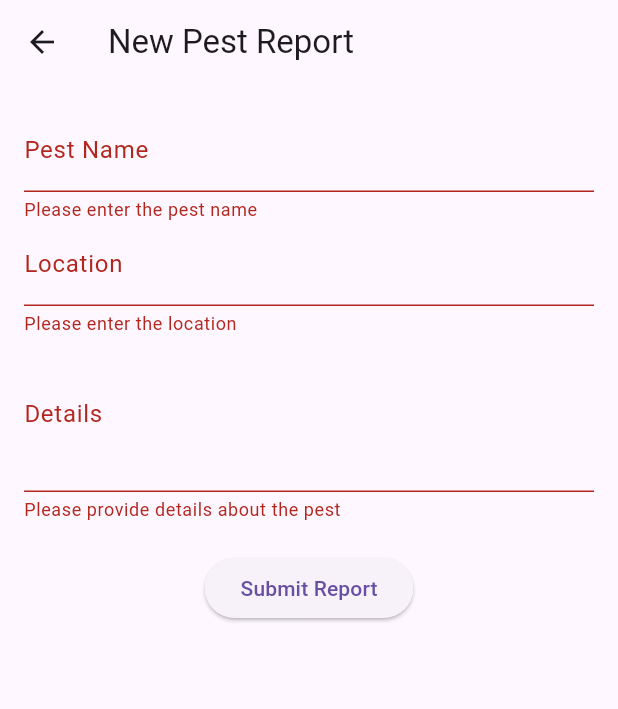
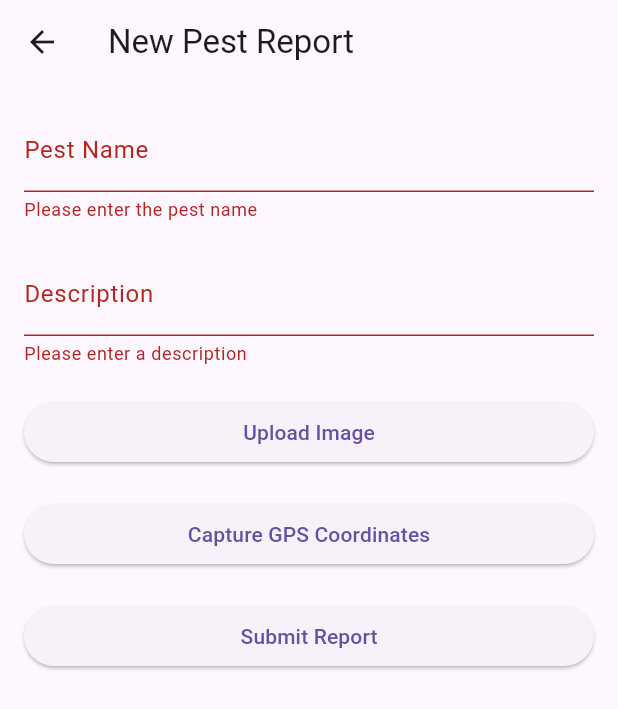
Before and after one commit to ndegwaofficial/Pest-Survey-App, a Flutter app: the NewPestReportForm screen opened directly, after a tap on "Submit Report", on a phone screen of 412 x 824 dp. Shown: the top 709 px of the screen. Run offline on Flutter 3.47's test engine with Material 3 defaults, Android fonts, the phone set to English and light mode, and no system bars; our stand-ins replace camera, flutter_map, geolocator, image_picker, latlong2; missing offline and left inert: excel, postgres.

```diff
--- a/lib/screens/dashboards/farmer_dashboard.dart
+++ b/lib/screens/dashboards/farmer_dashboard.dart
@@ -63,7 +63,7 @@ class FarmerDashboard extends StatelessWidget {
               onPressed: () {
                 Navigator.push(
                   context,
-                  MaterialPageRoute(builder: (context) => const NewPestReportForm()), // Navigate to pest report form
+                  MaterialPageRoute(builder: (context) => NewPestReportForm()), // Navigate to pest report form
                 );
               },
               child: const Text('Report New Pest'),
--- a/lib/screens/forms/new_pest_report_form.dart
+++ b/lib/screens/forms/new_pest_report_form.dart
@@ -1,73 +1,133 @@
+import 'dart:io'; // For File handling
 import 'package:flutter/material.dart';
-import 'package:postgres/postgres.dart';
+import 'package:image_picker/image_picker.dart';
+import 'package:geolocator/geolocator.dart'; // For GPS coordinates
+import 'package:pest_survey_app/services/submit_pest_report.dart';
 
 class NewPestReportForm extends StatefulWidget {
-  const NewPestReportForm({super.key});
-
   @override
   _NewPestReportFormState createState() => _NewPestReportFormState();
 }
 
 class _NewPestReportFormState extends State<NewPestReportForm> {
   final _formKey = GlobalKey<FormState>();
-  final TextEditingController _pestNameController = TextEditingController();
-  final TextEditingController _locationController = TextEditingController();
-  final TextEditingController _detailsController = TextEditingController();
+  TextEditingController _pestNameController = TextEditingController();
+  TextEditingController _descriptionController = TextEditingController();
+  File? _image; // To store the selected image
+  final ImagePicker _picker = ImagePicker();
 
-  Future<void> _submitReport() async {
+  Position? _currentPosition; // To store the current GPS position
+
+  // Pick an image from the camera or gallery
+  Future<void> _pickImage() async {
+    final pickedFile = await _picker.pickImage(source: ImageSource.camera); // Change to gallery if needed
+
+    setState(() {
+      if (pickedFile != null) {
+        _image = File(pickedFile.path);
+      } else {
+        print('No image selected.');
+      }
+    });
+  }
+
+  // Get the current GPS position
+  Future<void> _getPosition() async {
+    bool serviceEnabled;
+    LocationPermission permission;
+
+    // Check if location services are enabled
+    serviceEnabled = await Geolocator.isLocationServiceEnabled();
+    if (!serviceEnabled) {
+      ScaffoldMessenger.of(context).showSnackBar(
+        SnackBar(content: Text('Location services are disabled.')),
+      );
+      return;
+    }
+
+    // Check location permissions
+    permission = await Geolocator.checkPermission();
+    if (permission == LocationPermission.denied) {
+      permission = await Geolocator.requestPermission();
+      if (permission == LocationPermission.denied) {
+        ScaffoldMessenger.of(context).showSnackBar(
+          SnackBar(content: Text('Location permissions are denied.')),
+        );
+        return;
+      }
+    }
+
+    if (permission == LocationPermission.deniedForever) {
+      ScaffoldMessenger.of(context).showSnackBar(
+        SnackBar(content: Text('Location permissions are permanently denied.')),
+      );
+      return;
+    }
+
+    // Get the position if permissions are granted
+    Position position = await Geolocator.getCurrentPosition(desiredAccuracy: LocationAccuracy.high);
+    setState(() {
+      _currentPosition = position;
+    });
+  }
+
+  // Submit the pest report
+  Future<void> _submitForm() async {
     if (_formKey.currentState!.validate()) {
-      final connection = PostgreSQLConnection(
-        '10.100.1.147',
-        5432,
-        'pestsurveillance',
-        username: 'ndegwaofficial',
-        password: 'ndegwaofficial',
+      if (_image == null) {
+        ScaffoldMessenger.of(context).showSnackBar(
+          SnackBar(content: Text('Please upload an image.')),
+        );
+        return;
+      }
+
+      if (_currentPosition == null) {
+        ScaffoldMessenger.of(context).showSnackBar(
+          SnackBar(content: Text('Please enable GPS to capture location.')),
+        );
+        return;
+      }
+
+      final pestName = _pestNameController.text;
+      final description = _descriptionController.text;
+
+      // Submit the pest report with all the details
+      await submitPestForApproval(
+        _image!,
+        pestName,
+        description,
+        _currentPosition!.latitude,
+        _currentPosition!.longitude,
+        context,
       );
 
-      try {
-        await connection.open();
+      ScaffoldMessenger.of(context).showSnackBar(
+        SnackBar(content: Text('Pest report submitted for moderator approval!')),
+      );
 
-        await connection.query('''
-          INSERT INTO reports (pest_name, location, details, created_at)
-          VALUES (@pest_name, @location, @details, NOW())
-        ''', substitutionValues: {
-          'pest_name': _pestNameController.text,
-          'location': _locationController.text,
-          'details': _detailsController.text,
-        });
-
-        ScaffoldMessenger.of(context).showSnackBar(
-          const SnackBar(content: Text('Pest report submitted successfully!')),
-        );
-        Navigator.pop(context);  // Return to Farmer Dashboard after success
-      } catch (e) {
-        print('Error submitting report: $e');  // Log the error for developers
-
-        // Show user-friendly error message
-        ScaffoldMessenger.of(context).showSnackBar(
-          SnackBar(content: Text('Failed to submit report. Please try again. Error: $e')),
-        );
-      } finally {
-        await connection.close();
-      }
+      // Clear the form after submission
+      _formKey.currentState?.reset();
+      setState(() {
+        _image = null;
+        _currentPosition = null;
+      });
     }
   }
 
   @override
   Widget build(BuildContext context) {
     return Scaffold(
-      appBar: AppBar(
-        title: const Text('New Pest Report'),
-      ),
+      appBar: AppBar(title: Text('New Pest Report')),
       body: Padding(
         padding: const EdgeInsets.all(16.0),
         child: Form(
           key: _formKey,
-          child: Column(
-            children: [
+          child: ListView(
+            children: <Widget>[
+              // Pest Name field
               TextFormField(
                 controller: _pestNameController,
-                decoration: const InputDecoration(labelText: 'Pest Name'),
+                decoration: InputDecoration(labelText: 'Pest Name'),
                 validator: (value) {
                   if (value == null || value.isEmpty) {
                     return 'Please enter the pest name';
@@ -75,31 +135,50 @@ class _NewPestReportFormState extends State<NewPestReportForm> {
                   return null;
                 },
               ),
+              SizedBox(height: 20),
+
+              // Description field
               TextFormField(
-                controller: _locationController,
-                decoration: const InputDecoration(labelText: 'Location'),
+                controller: _descriptionController,
+                decoration: InputDecoration(labelText: 'Description'),
                 validator: (value) {
                   if (value == null || value.isEmpty) {
-                    return 'Please enter the location';
+                    return 'Please enter a description';
                   }
                   return null;
                 },
               ),
-              TextFormField(
-                controller: _detailsController,
-                decoration: const InputDecoration(labelText: 'Details'),
-                maxLines: 3,
-                validator: (value) {
-                  if (value == null || value.isEmpty) {
-                    return 'Please provide details about the pest';
-                  }
-                  return null;
-                },
+              SizedBox(height: 20),
+
+              // Upload Image Button
+              ElevatedButton(
+                onPressed: _pickImage, // Pick an image when the button is pressed
+                child: Text(_image == null ? 'Upload Image' : 'Change Image'),
               ),
-              const SizedBox(height: 20),
+
+              // Show selected image preview
+              if (_image != null)
+                Padding(
+                  padding: const EdgeInsets.only(top: 20),
+                  child: Image.file(_image!),
+                ),
+
+              SizedBox(height: 20),
+
+              // GPS Coordinates (Capture GPS)
               ElevatedButton(
-                onPressed: _submitReport,
-                child: const Text('Submit Report'),
+                onPressed: _getPosition,
+                child: Text(_currentPosition == null
+                    ? 'Capture GPS Coordinates'
+                    : 'Coordinates: ${_currentPosition!.latitude}, ${_currentPosition!.longitude}'),
+              ),
+
+              SizedBox(height: 20),
+
+              // Submit Button
+              ElevatedButton(
+                onPressed: _submitForm, // Submit the form when pressed
+                child: Text('Submit Report'),
               ),
             ],
           ),
```
